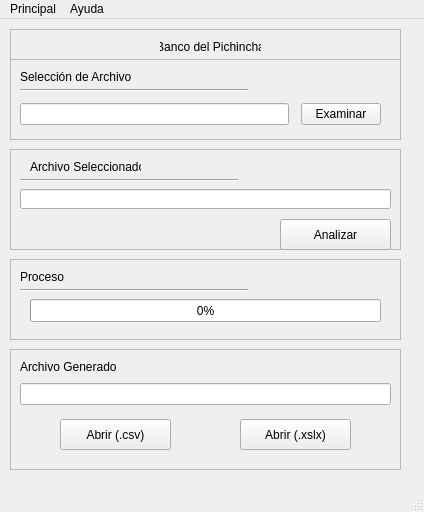
Qt form project/pichincha.ui (FreakJazz/PYQT-Interface-gen-access-DataBase) before a commit.
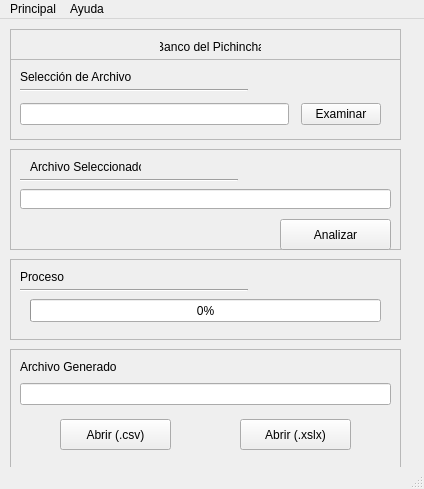
The same form after that commit.

```diff
--- a/project/pichincha.ui
+++ b/project/pichincha.ui
@@ -7,7 +7,7 @@
     <x>0</x>
     <y>0</y>
     <width>424</width>
-    <height>512</height>
+    <height>489</height>
    </rect>
   </property>
   <property name="windowTitle">
```
Left out of the diff: 4 changed lines with no effect on the pictures.
